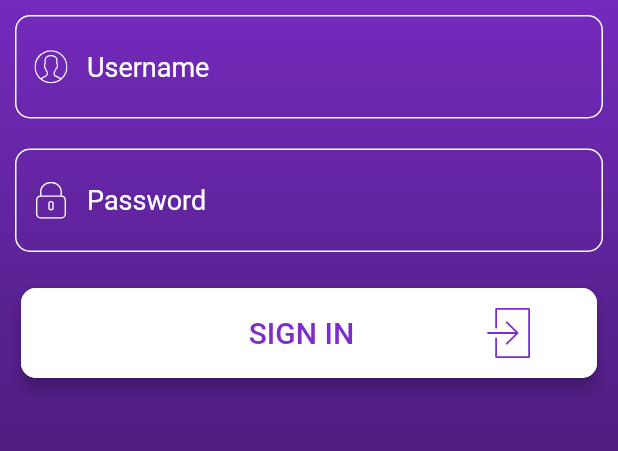
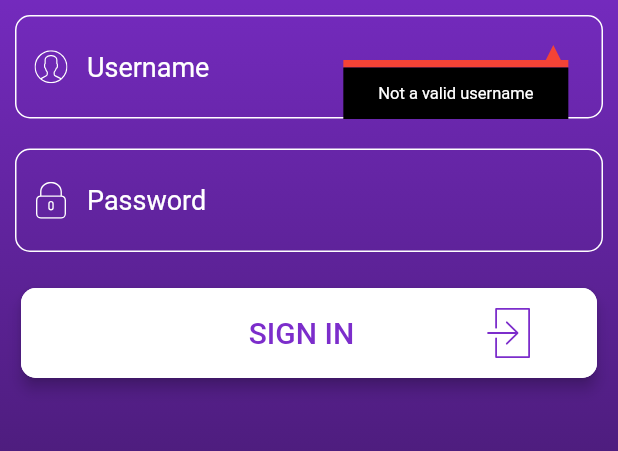
Before and after one commit to theakanfecode1/EpumpStationApp, a Flutter app: the Login screen opened by its route, on a phone screen of 412 x 824 dp, the part 471-922 px from its top. Run offline on Flutter 3.47's test engine with Material 2 defaults, Android fonts, the phone set to English and light mode, and no system bars; our stand-ins replace flutter_mobx, flutter_svg, image_picker, mobx, shared_preferences; accounts and stored records are empty; generated files the repository leaves out were written again.

```diff
--- a/lib/customwidgets/customtextbox.dart
+++ b/lib/customwidgets/customtextbox.dart
@@ -9,10 +9,11 @@ class CustomTextBox extends StatefulWidget {
   final TextInputType textInputType;
   final bool obsecureText;
   final Function onSubmitted;
+  final Function onTextChanged;
 
 
   CustomTextBox({this.controller, this.hint, this.assetName,
-      this.textInputAction, this.textInputType,this.obsecureText,this.onSubmitted});
+      this.textInputAction, this.textInputType,this.obsecureText,this.onSubmitted,this.onTextChanged});
 
   @override
   _CustomTextBoxState createState() => _CustomTextBoxState();
@@ -60,6 +61,9 @@ class _CustomTextBoxState extends State<CustomTextBox> {
         onSubmitted: (text){
           widget.onSubmitted(text);
         },
+        onChanged: (text){
+          widget.onTextChanged(text);
+        },
       ),
     );
   }
--- /dev/null
+++ b/lib/customwidgets/texterrorwidget.dart
@@ -0,0 +1,96 @@
+import 'package:flutter/material.dart';
+
+class ErrorPrompt extends StatelessWidget {
+  final String message;
+
+  ErrorPrompt(this.message);
+
+  @override
+  Widget build(BuildContext context) {
+    return ConstrainedBox(
+      constraints: BoxConstraints(
+          minWidth: 80,
+          maxWidth: 150,
+          minHeight: 30,
+          maxHeight: 50
+      ),
+      child: Container(
+        child: Column(
+          crossAxisAlignment: CrossAxisAlignment.stretch,
+          children: <Widget>[
+            Top(),
+            Expanded(
+              child: Container(
+                alignment: Alignment.center,
+                color: Colors.black,
+                child: Padding(
+                  padding: const EdgeInsets.all(2.0),
+                  child: Text(message,
+                    style: TextStyle(
+                        color: Colors.white,
+                        fontSize: 11,
+
+                    ),),
+                ),
+              ),
+            ),
+
+          ],
+        ),
+      ),
+    );
+  }
+}
+
+
+class DrawTriangle extends CustomPainter {
+
+  Paint _paint;
+
+  DrawTriangle() {
+    _paint = Paint()
+      ..color = Colors.red
+      ..style = PaintingStyle.fill;
+  }
+
+  @override
+  void paint(Canvas canvas, Size size) {
+    var path = Path();
+    path.moveTo(size.width/2, 0);
+    path.lineTo(0, size.height);
+    path.lineTo(size.height, size.width);
+    path.close();
+    canvas.drawPath(path, _paint);
+  }
+
+  @override
+  bool shouldRepaint(CustomPainter oldDelegate) {
+    return false;
+  }
+}
+class Top extends StatelessWidget {
+  @override
+  Widget build(BuildContext context) {
+    return Container(
+      child: Column(
+        crossAxisAlignment: CrossAxisAlignment.end,
+        children: <Widget>[
+          Padding(
+            padding: const EdgeInsets.only(right:5.0),
+            child: ConstrainedBox(
+              constraints: BoxConstraints(maxWidth: 10,maxHeight: 10),
+              child: CustomPaint(
+                size: Size(10,10),
+                painter: DrawTriangle(),
+              ),
+            ),
+          ),
+          Container(
+            color: Colors.red,
+            height: 5,
+          ),
+        ],
+      ),
+    );
+  }
+}
--- a/lib/screens/login.dart
+++ b/lib/screens/login.dart
@@ -1,6 +1,7 @@
 import 'dart:async';
 
 import 'package:epump/customwidgets/feedbackwidget.dart';
+import 'package:epump/customwidgets/texterrorwidget.dart';
 import 'package:epump/screens/loadingscreen.dart';
 import 'package:epump/stores/accountstores/accountloginstore.dart';
 import 'package:epump/stores/companystores/companymybranchesstore.dart';
@@ -12,7 +13,6 @@ import 'package:epump/customwidgets/customtextbox.dart';
 import 'package:flutter/material.dart';
 import 'package:flutter/services.dart';
 import 'package:flutter_svg/flutter_svg.dart';
-import 'package:fluttertoast/fluttertoast.dart';
 import 'package:provider/provider.dart';
 import 'package:shared_preferences/shared_preferences.dart';
 
@@ -33,6 +33,11 @@ class _LoginState extends State<Login> with SingleTickerProviderStateMixin {
   bool switchButtonColor = false;
 
   double _width = 0.0;
+  bool usernameError = true;
+  bool passwordError = true;
+  bool firstLaunch = false;
+  String userName = "";
+  String password = "";
 
   TextEditingController usernameController = TextEditingController();
   TextEditingController passwordController = TextEditingController();
@@ -72,10 +77,9 @@ class _LoginState extends State<Login> with SingleTickerProviderStateMixin {
         sharedPreferences.setString("LOGGED_IN_AS", "BRANCHMANAGER");
         Navigator.of(context).pop();
         Navigator.of(context).pushReplacementNamed("/dashboard");
-
-      }
-      else if (loginStore.loginDetails.role.toLowerCase() == "companyadmin") {
-        final companyStore = Provider.of<CompanyMyBranchesStore>(context, listen: false);
+      } else if (loginStore.loginDetails.role.toLowerCase() == "companyadmin") {
+        final companyStore =
+            Provider.of<CompanyMyBranchesStore>(context, listen: false);
         String result = await companyStore.getCompany();
         if (result == NetworkStrings.SUCCESSFUL) {
           Navigator.of(context).pop();
@@ -144,6 +148,31 @@ class _LoginState extends State<Login> with SingleTickerProviderStateMixin {
     FocusScope.of(context).nextFocus();
   }
 
+  onTextChangedUsername(String text) {
+    setState(() {
+      userName = text;
+      if (text.isEmpty || text == null) {
+        usernameError = true;
+      } else {
+        usernameError = false;
+      }
+    });
+  }
+
+  onTextChangedPassword(String text) {
+    password = text;
+    firstLaunch = true;
+    if (text.length < 6) {
+      setState(() {
+        passwordError = true;
+      });
+    } else {
+      setState(() {
+        passwordError = false;
+      });
+    }
+  }
+
   @override
   Widget build(BuildContext context) {
     return Scaffold(
@@ -158,35 +187,44 @@ class _LoginState extends State<Login> with SingleTickerProviderStateMixin {
                 width: 250,
                 height: 70,
               ),
-              SizedBox(height: 10,),
+              SizedBox(
+                height: 10,
+              ),
+              Stack(
+                children: <Widget>[
                   CustomTextBox(
                     controller: usernameController,
                     hint: "Username",
+                    onTextChanged: onTextChangedUsername,
                     assetName: Constants.getAssetGeneralName("user", "svg"),
                     textInputAction: TextInputAction.next,
                     textInputType: TextInputType.emailAddress,
                     obsecureText: false,
                     onSubmitted: onSubmitted,
                   ),
+                  if (usernameError)
+                    Positioned(
+                        top: 20,
+                        left: MediaQuery.of(context).size.width / 1.8,
+                        child: ErrorPrompt("Not a valid username")),
+                ],
+              ),
               SizedBox(
                 height: 20,
               ),
+              Stack(
+                children: <Widget>[
                   CustomTextBox(
                     controller: passwordController,
                     hint: "Password",
+                    onTextChanged: onTextChangedPassword,
                     assetName: Constants.getAssetGeneralName("locked", "svg"),
                     textInputAction: TextInputAction.done,
                     textInputType: null,
                     obsecureText: true,
-              ),
-              SizedBox(
-                height: 20,
-              ),
-              Padding(
-                padding: const EdgeInsets.only(right: 10, left: 10),
-                child: Builder(
-                  builder: (context) => GestureDetector(
-                    onTap: () async {
+                    onSubmitted:
+                      !usernameError && !passwordError
+                          ? (text) async {
 //                      startAnimation();
                         setState(() {
                           switchButtonColor = true;
@@ -199,7 +237,40 @@ class _LoginState extends State<Login> with SingleTickerProviderStateMixin {
                             passwordController.text == null
                                 ? ""
                                 : passwordController.text);
-                    },
+                      }
+                          : null,
+                  ),
+                  if (passwordError && firstLaunch)
+                    Positioned(
+                        top: 20,
+                        left: MediaQuery.of(context).size.width / 1.8,
+                        child:
+                            ErrorPrompt("Minimum password length must be six")),
+                ],
+              ),
+              SizedBox(
+                height: 20,
+              ),
+              Padding(
+                padding: const EdgeInsets.only(right: 10, left: 10),
+                child: Builder(
+                  builder: (context) => GestureDetector(
+                    onTap: !usernameError && !passwordError
+                        ? () async {
+//                      startAnimation();
+                            setState(() {
+                              switchButtonColor = true;
+                              _width = MediaQuery.of(context).size.width;
+                            });
+                            loginUser(
+                                usernameController.text == null
+                                    ? ""
+                                    : usernameController.text,
+                                passwordController.text == null
+                                    ? ""
+                                    : passwordController.text);
+                          }
+                        : null,
                     child: Card(
                       elevation: 4,
                       shape: RoundedRectangleBorder(
--- a/pubspec.yaml
+++ b/pubspec.yaml
@@ -24,15 +24,14 @@ dependencies:
   flutter:
     sdk: flutter
   http: ^0.12.0+2
-  fluttertoast: ^4.0.0
   flutter_svg: ^0.17.4
+#  flutter_svg: ^0.18.1
   intl: ^0.15.8
   mobx:
   flutter_mobx:
   provider:
   image_picker: ^0.6.7+6
   shared_preferences: ^0.5.10
-  multipart_request: ^0.3.1
 
 
 
```
Also changed, not shown: lib/screens/splash_screen.dart (+13 -4 lines), lib/utils/networkcalls/networkrequest.dart (+0 -8 lines), pubspec.lock, 1 other file. Lines whose indentation alone changed are shown as unchanged.
